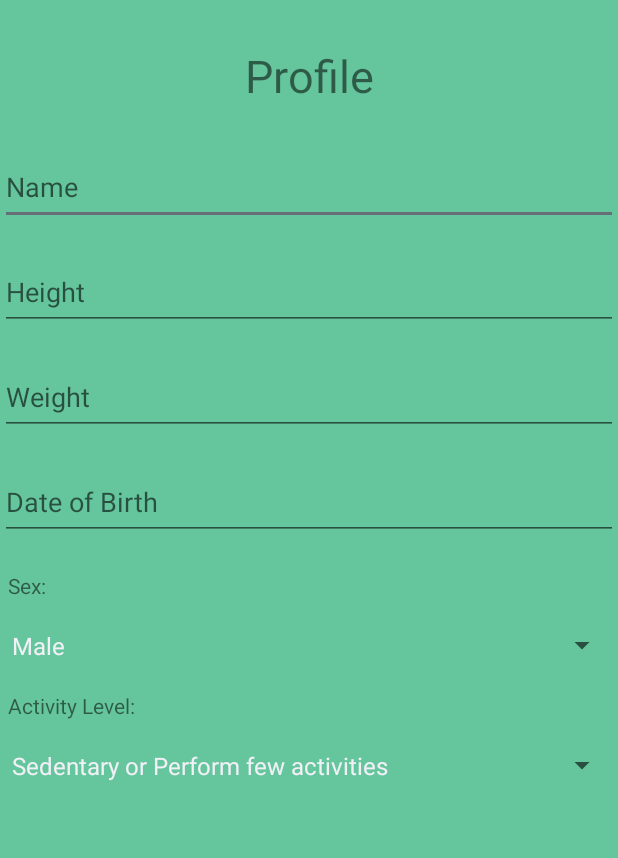
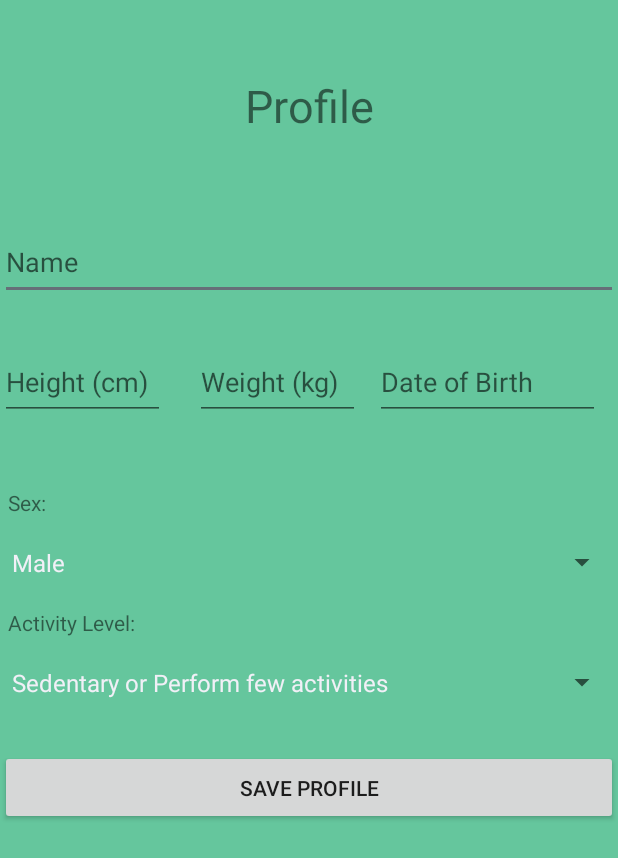
Before and after one commit to brunocaregnato/app-nutrition-basics, an Android app: the screen it shows after launch (MainActivity), in the side drawer, after a tap on "Profile", on a phone screen of 412 x 824 dp. Shown: the top 858 px of the screen. Run offline under Robolectric (Android 15) with nearby library versions, the phone set to English and light mode, and no system bars.

Commit message:
profile_fragment bd communication

```diff
--- a/NutritionBasics/app/src/main/java/com/example/nutritionbasics/activities/MainActivity.java
+++ b/NutritionBasics/app/src/main/java/com/example/nutritionbasics/activities/MainActivity.java
@@ -19,6 +19,7 @@ import com.example.nutritionbasics.activities.fragments.History;
 import com.example.nutritionbasics.activities.fragments.Home;
 import com.example.nutritionbasics.activities.fragments.Profile;
 import com.example.nutritionbasics.activities.fragments.RegisterMeal;
+import com.example.nutritionbasics.banco.BDuser;
 import com.google.android.material.navigation.NavigationView;
 
 public class MainActivity extends AppCompatActivity implements NavigationView.OnNavigationItemSelectedListener {
@@ -34,6 +35,7 @@ public class MainActivity extends AppCompatActivity implements NavigationView.On
     protected void onCreate(Bundle savedInstanceState) {
         super.onCreate(savedInstanceState);
         setContentView(R.layout.activity_main);
+        BDuser bd = new BDuser(this);
 
         drawerLayout = findViewById(R.id.drawer);
         toolbar = findViewById(R.id.toolbar);
--- a/NutritionBasics/app/src/main/java/com/example/nutritionbasics/activities/fragments/Profile.java
+++ b/NutritionBasics/app/src/main/java/com/example/nutritionbasics/activities/fragments/Profile.java
@@ -1,6 +1,7 @@
 package com.example.nutritionbasics.activities.fragments;
 
 import android.app.DatePickerDialog;
+import android.content.Intent;
 import android.os.Bundle;
 import android.text.InputType;
 import android.view.LayoutInflater;
@@ -8,25 +9,36 @@ import android.view.View;
 import android.view.ViewGroup;
 import android.widget.AdapterView;
 import android.widget.ArrayAdapter;
+import android.widget.Button;
 import android.widget.DatePicker;
 import android.widget.EditText;
 import android.widget.Spinner;
+import android.widget.Toast;
+
 import androidx.annotation.Nullable;
+import androidx.appcompat.widget.AppCompatSpinner;
 import androidx.fragment.app.Fragment;
 
 import com.example.nutritionbasics.R;
+import com.example.nutritionbasics.activities.MainActivity;
+import com.example.nutritionbasics.banco.BDuser;
+import com.example.nutritionbasics.model.User;
 
+import java.text.ParseException;
+import java.text.SimpleDateFormat;
 import java.util.Calendar;
 
 public class Profile extends Fragment implements AdapterView.OnItemSelectedListener {
 
     private EditText birthday;
     private DatePickerDialog picker;
+    private BDuser bd;
 
     @Nullable
     @Override
     public View onCreateView(LayoutInflater inflater, @Nullable ViewGroup container, @Nullable Bundle savedInstanceState) {
         View view = inflater.inflate(R.layout.profile_fragment, container, false);
+        bd = new BDuser(getActivity().getApplicationContext());
 
         Spinner spinner = view.findViewById(R.id.sex);
         ArrayAdapter<CharSequence> adapter = ArrayAdapter.createFromResource(getActivity().getApplicationContext(), R.array.sexs, android.R.layout.simple_spinner_item);
@@ -39,6 +51,23 @@ public class Profile extends Fragment implements AdapterView.OnItemSelectedListe
         adapter.setDropDownViewResource(android.R.layout.simple_spinner_dropdown_item);
         spinnerActivity.setAdapter(adapter);
         spinnerActivity.setOnItemSelectedListener(this);
+
+        User user = bd.getUser(0);
+
+        final EditText name = (EditText) view.findViewById(R.id.name);
+        final EditText weight = (EditText) view.findViewById(R.id.weight);
+        final EditText height = (EditText) view.findViewById(R.id.height);
+        final EditText userBirthday = (EditText) view.findViewById(R.id.birthday);
+        final Spinner sex = (Spinner) view.findViewById(R.id.sex);
+        final Spinner activitylevel = (Spinner) view.findViewById(R.id.activityLevel);
+
+        if (user != null) {
+            name.setText(user.getName());
+            weight.setText(String.valueOf(user.getWeight()));
+            height.setText(String.valueOf(user.getHeight()));
+            sex.setSelection(user.getSex());
+            activitylevel.setSelection(user.getActivityLevel());
+        }
 
         birthday = (EditText) view.findViewById(R.id.birthday);
         birthday.setInputType(InputType.TYPE_NULL);
@@ -60,6 +89,26 @@ public class Profile extends Fragment implements AdapterView.OnItemSelectedListe
             }
         });
 
+        final Button save = (Button) view.findViewById(R.id.saveButton);
+        save.setOnClickListener(new View.OnClickListener() {
+            @Override
+            public void onClick(View v) {
+                User userProfile = new User();
+                userProfile.setName(name.getText().toString());
+                userProfile.setWeight(Integer.parseInt(weight.getText().toString()));
+                userProfile.setHeight(Integer.parseInt(height.getText().toString()));
+                userProfile.setBirthday(userBirthday.getText().toString());
+                userProfile.setSex(sex.getSelectedItem().toString().toUpperCase().equals("MALE") ? 1 : 2);
+                int activityLevel;
+                if (activitylevel.getSelectedItem().toString().toUpperCase().startsWith("S")) activityLevel = 1;
+                else if(activitylevel.getSelectedItem().toString().toUpperCase().startsWith("A")) activityLevel = 2;
+                else activityLevel = 3;
+                userProfile.setActivityLevel(activityLevel);
+
+                bd.updateUser(userProfile);
+            }
+        });
+
         return view;
     }
 
--- a/NutritionBasics/app/src/main/res/layout/profile_fragment.xml
+++ b/NutritionBasics/app/src/main/res/layout/profile_fragment.xml
@@ -8,7 +8,7 @@
         android:layout_width="match_parent"
         android:layout_height="match_parent"
         android:gravity="top|center_horizontal"
-        android:layout_marginTop="30dp"
+        android:layout_marginTop="50dp"
         android:text="Profile"
         android:textSize="30sp" />
 
@@ -16,30 +16,34 @@
         android:id="@+id/name"
         android:layout_width="match_parent"
         android:layout_height="50dp"
-        android:layout_marginTop="100dp"
+        android:layout_marginTop="150dp"
         android:hint="Name" />
 
     <com.google.android.material.textfield.TextInputEditText
         android:id="@+id/height"
-        android:layout_width="match_parent"
+        android:layout_width="110dp"
         android:layout_height="50dp"
-        android:layout_marginTop="170dp"
-        android:hint="Height" />
+        android:layout_marginTop="230dp"
+        android:hint="Height (cm)"
+        android:inputType="number" />
 
     <com.google.android.material.textfield.TextInputEditText
         android:id="@+id/weight"
-        android:layout_width="match_parent"
+        android:layout_width="110dp"
         android:layout_height="50dp"
-        android:layout_marginTop="240dp"
-        android:hint="Weight" />
-
+        android:layout_marginLeft="130dp"
+        android:layout_marginTop="230dp"
+        android:hint="Weight (kg)"
+        android:inputType="number" />
 
     <com.google.android.material.textfield.TextInputEditText
         android:id="@+id/birthday"
-        android:layout_width="match_parent"
+        android:layout_width="150dp"
         android:layout_height="50dp"
-        android:layout_marginTop="310dp"
-        android:hint="Date of Birth" />
+        android:layout_marginLeft="250dp"
+        android:layout_marginTop="230dp"
+        android:hint="Date of Birth"
+        android:inputType="date" />
 
     <TextView
         android:id="@+id/textSex"
@@ -47,14 +51,14 @@
         android:layout_height="30dp"
         android:gravity="left|center_vertical"
         android:layout_marginLeft="5dp"
-        android:layout_marginTop="375dp"
+        android:layout_marginTop="320dp"
         android:text="Sex:" />
 
     <Spinner
         android:id="@+id/sex"
         android:layout_width="match_parent"
         android:layout_height="50dp"
-        android:layout_marginTop="405dp">
+        android:layout_marginTop="350dp">
     </Spinner>
 
     <TextView
@@ -63,14 +67,21 @@
         android:layout_height="30dp"
         android:gravity="left|center_vertical"
         android:layout_marginLeft="5dp"
-        android:layout_marginTop="455dp"
+        android:layout_marginTop="400dp"
         android:text="Activity Level:" />
 
     <Spinner
         android:id="@+id/activityLevel"
         android:layout_width="match_parent"
         android:layout_height="50dp"
-        android:layout_marginTop="485dp">
+        android:layout_marginTop="430dp">
     </Spinner>
 
+    <Button
+        android:id="@+id/saveButton"
+        android:layout_width="match_parent"
+        android:layout_height="50dp"
+        android:layout_marginTop="500dp"
+        android:text="Save Profile" />
+
 </RelativeLayout>
```
Also changed, not shown: NutritionBasics/app/src/main/java/com/example/nutritionbasics/banco/BDuser.java (+46 -52 lines), NutritionBasics/app/src/main/java/com/example/nutritionbasics/model/User.java (renamed from NutritionBasics/app/src/main/java/com/example/nutritionbasics/model/Usuario.java, +20 -18 lines).
